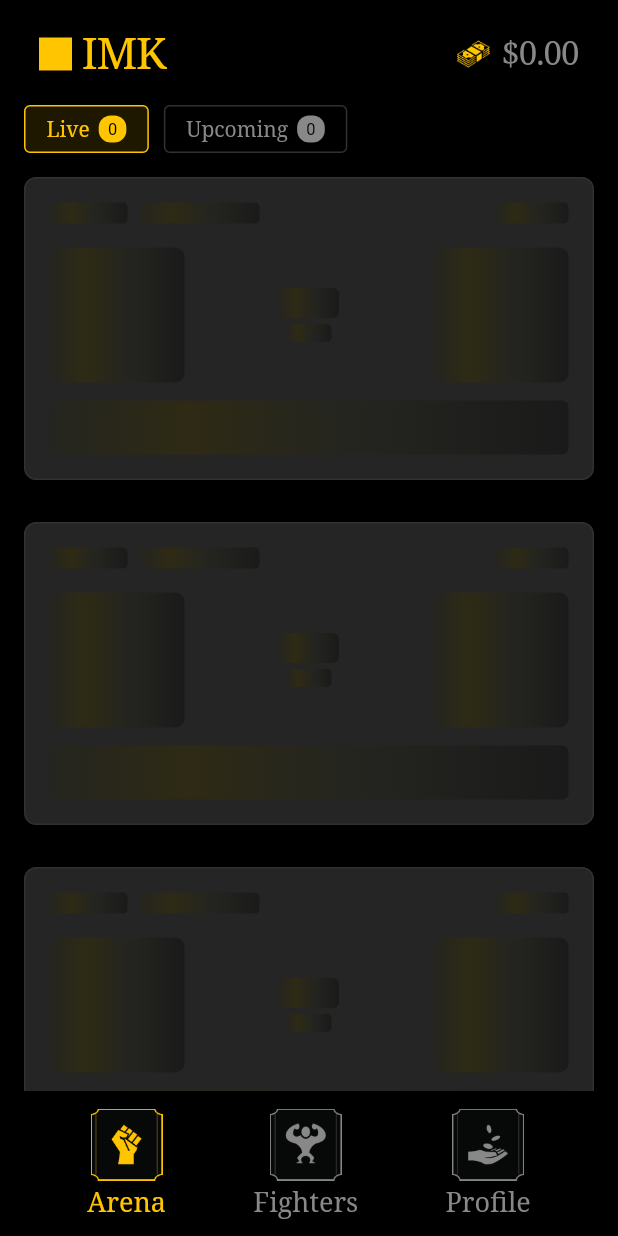
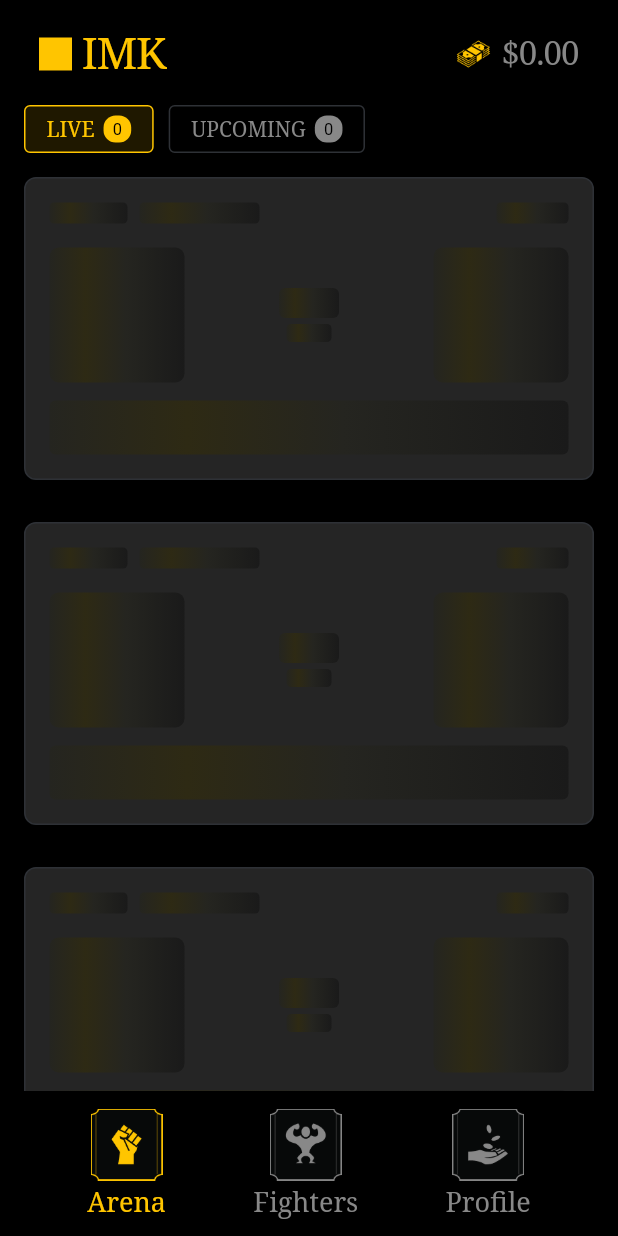
Before and after one commit to 0xniceguys/imk-backend, a Flutter app: the ArenaListScreen widget shown alone on an empty page, opened directly with empty values, on a phone screen of 412 x 824 dp. Run offline on Flutter 3.47's test engine with Material 3 defaults, Android fonts, the phone set to English and light mode, and no system bars; our stand-ins replace app_links, flutter_riverpod, shared_preferences, video_player; missing offline and left inert: pinenacl, privy_flutter; accounts and stored records are empty; network calls fail.

Commit message:
feat: swipe tabs on arena screen + wallet bug fixes (price, withdraw, deep link) + withdraw fee estimate

```diff
--- a/streaming/flutter_app/lib/screens/arena_list_screen.dart
+++ b/streaming/flutter_app/lib/screens/arena_list_screen.dart
@@ -19,117 +19,169 @@ class ArenaListScreen extends ConsumerStatefulWidget {
 }
 
 class _ArenaListScreenState extends ConsumerState<ArenaListScreen> {
-  // 0 = Live, 1 = Upcoming. Starts on Live — switches to Upcoming if no live.
+  late final PageController _pageCtrl;
   int _tab = 0;
   bool _tabInitialized = false;
+
+  @override
+  void initState() {
+    super.initState();
+    _pageCtrl = PageController();
+  }
+
+  @override
+  void dispose() {
+    _pageCtrl.dispose();
+    super.dispose();
+  }
+
+  void _goToTab(int index) {
+    setState(() => _tab = index);
+    _pageCtrl.animateToPage(
+      index,
+      duration: const Duration(milliseconds: 300),
+      curve: Curves.easeOutCubic,
+    );
+  }
 
   @override
   Widget build(BuildContext context) {
     final allMatches = ref.watch(matchProvider);
     final live = allMatches.where((m) => m.status == MatchStatus.live).toList();
-    final upcoming = allMatches
-        .where((m) => m.status == MatchStatus.upcoming)
-        .toList();
+    final upcoming = allMatches.where((m) => m.status == MatchStatus.upcoming).toList();
 
-    // Set initial tab based on data (only once)
+    // Auto-select Upcoming if no live matches (only once)
     if (!_tabInitialized && allMatches.isNotEmpty) {
       _tabInitialized = true;
-      WidgetsBinding.instance.addPostFrameCallback((_) {
-        if (mounted) setState(() => _tab = live.isNotEmpty ? 0 : 1);
-      });
+      if (live.isEmpty && _tab == 0) {
+        WidgetsBinding.instance.addPostFrameCallback((_) {
+          if (mounted) _goToTab(1);
+        });
+      }
     }
-
-    final filtered = _tab == 0 ? live : upcoming;
 
     return AppShell(
       activeTab: NavTab.arena,
-      scrollable: true,
+      scrollable: false, // each page scrolls independently
       onNavigate: (slug) => widget.onNavigate(routeFor(slug)),
       content: Column(
         crossAxisAlignment: CrossAxisAlignment.start,
         children: [
-          // Tab row
+          // ── Tab chips ──────────────────────────────────────────────────
           Padding(
             padding: const EdgeInsets.symmetric(horizontal: 16),
             child: Row(
               children: [
                 _TabChip(
-                  label: 'Live',
+                  label: 'LIVE',
                   count: live.length,
                   active: _tab == 0,
-                  onTap: () => setState(() => _tab = 0),
+                  onTap: () => _goToTab(0),
                 ),
                 const SizedBox(width: 10),
                 _TabChip(
-                  label: 'Upcoming',
+                  label: 'UPCOMING',
                   count: upcoming.length,
                   active: _tab == 1,
-                  onTap: () => setState(() => _tab = 1),
+                  onTap: () => _goToTab(1),
                 ),
               ],
             ),
           ),
           const SizedBox(height: 16),
-          // Match cards with staggered fade-in
-          for (int i = 0; i < filtered.length; i++) ...[
-            TweenAnimationBuilder<double>(
-              key: ValueKey('${_tab}_${filtered[i].id}'),
-              tween: Tween(begin: 0.0, end: 1.0),
-              duration: Duration(milliseconds: 300 + (i * 80)),
-              curve: Curves.easeOut,
-              builder: (context, value, child) => Opacity(
-                opacity: value,
-                child: Transform.translate(
-                  offset: Offset(0, 12 * (1 - value)),
-                  child: child,
+
+          // ── Swipeable page content ─────────────────────────────────────
+          Expanded(
+            child: PageView(
+              controller: _pageCtrl,
+              physics: const BouncingScrollPhysics(),
+              onPageChanged: (index) => setState(() => _tab = index),
+              children: [
+                _MatchList(
+                  matches: live,
+                  allLoaded: allMatches.isNotEmpty,
+                  emptyLabel: 'No live matches',
+                  onTap: (m) => widget.onNavigate('/live-match/${m.id}'),
                 ),
-              ),
-              child: ArenaCard(
-                match: filtered[i],
-                onTap: () {
-                  final m = filtered[i];
-                  if (m.status == MatchStatus.live) {
-                    widget.onNavigate('/live-match/${m.id}');
-                  } else {
-                    widget.onNavigate('/battle-detail/${m.id}');
-                  }
-                },
-              ),
+                _MatchList(
+                  matches: upcoming,
+                  allLoaded: allMatches.isNotEmpty,
+                  emptyLabel: 'No upcoming matches',
+                  onTap: (m) => widget.onNavigate('/battle-detail/${m.id}'),
+                ),
+              ],
             ),
-            if (i < filtered.length - 1) const SizedBox(height: 28),
-          ],
-          if (filtered.isEmpty && allMatches.isNotEmpty)
-            Padding(
-              padding: const EdgeInsets.symmetric(vertical: 40),
-              child: Center(
-                child: Text(
-                  _tab == 0 ? 'No live matches' : 'No upcoming matches',
-                  style: bodyStyle(size: 16, color: Palette.muted),
-                ),
-              ),
-            ),
-          // Shimmer skeleton while data hasn't loaded yet
-          if (allMatches.isEmpty)
-            for (int i = 0; i < 3; i++) ...[
-              TweenAnimationBuilder<double>(
-                key: ValueKey('skeleton_$i'),
-                tween: Tween(begin: 0.0, end: 1.0),
-                duration: Duration(milliseconds: 300 + (i * 100)),
-                curve: Curves.easeOut,
-                builder: (context, value, child) => Opacity(
-                  opacity: value,
-                  child: child,
-                ),
-                child: const ArenaCardSkeleton(),
-              ),
-              const SizedBox(height: 28),
-            ],
-          const SizedBox(height: 20),
+          ),
         ],
       ),
     );
   }
 }
+
+// ── Scrollable list for one page ───────────────────────────────────────────────
+
+class _MatchList extends StatelessWidget {
+  const _MatchList({
+    required this.matches,
+    required this.allLoaded,
+    required this.emptyLabel,
+    required this.onTap,
+  });
+
+  final List<Match> matches;
+  final bool allLoaded;
+  final String emptyLabel;
+  final void Function(Match) onTap;
+
+  @override
+  Widget build(BuildContext context) {
+    // Still loading
+    if (!allLoaded) {
+      return ListView.separated(
+        padding: const EdgeInsets.fromLTRB(0, 0, 0, 20),
+        itemCount: 3,
+        separatorBuilder: (context, i) => const SizedBox(height: 28),
+        itemBuilder: (_, i) => TweenAnimationBuilder<double>(
+          key: ValueKey('skeleton_$i'),
+          tween: Tween(begin: 0.0, end: 1.0),
+          duration: Duration(milliseconds: 300 + i * 100),
+          curve: Curves.easeOut,
+          builder: (context, v, child) => Opacity(opacity: v, child: child),
+          child: const ArenaCardSkeleton(),
+        ),
+      );
+    }
+
+    // Empty state
+    if (matches.isEmpty) {
+      return Center(
+        child: Text(emptyLabel, style: bodyStyle(size: 16, color: Palette.muted)),
+      );
+    }
+
+    return ListView.separated(
+      padding: const EdgeInsets.fromLTRB(0, 0, 0, 20),
+      itemCount: matches.length,
+      separatorBuilder: (context, idx) => const SizedBox(height: 28),
+      itemBuilder: (_, i) => TweenAnimationBuilder<double>(
+        key: ValueKey(matches[i].id),
+        tween: Tween(begin: 0.0, end: 1.0),
+        duration: Duration(milliseconds: 300 + i * 80),
+        curve: Curves.easeOut,
+        builder: (context, v, child) => Opacity(
+          opacity: v,
+          child: Transform.translate(offset: Offset(0, 12 * (1 - v)), child: child),
+        ),
+        child: ArenaCard(
+          match: matches[i],
+          onTap: () => onTap(matches[i]),
+        ),
+      ),
+    );
+  }
+}
+
+// ── Tab chip ────────────────────────────────────────────────────────────────────
 
 class _TabChip extends StatelessWidget {
   const _TabChip({
@@ -154,37 +206,27 @@ class _TabChip extends StatelessWidget {
         curve: Curves.easeOut,
         padding: const EdgeInsets.symmetric(horizontal: 14, vertical: 6),
         decoration: BoxDecoration(
-          border: Border.all(
-              color: active ? Palette.gold : Palette.border),
+          border: Border.all(color: active ? Palette.gold : Palette.border),
           borderRadius: BorderRadius.circular(4),
-          color: active
-              ? Palette.gold.withValues(alpha: 0.12)
-              : Colors.transparent,
+          color: active ? Palette.gold.withValues(alpha: 0.12) : Colors.transparent,
         ),
         child: Row(
           mainAxisSize: MainAxisSize.min,
           children: [
             AnimatedDefaultTextStyle(
               duration: const Duration(milliseconds: 200),
-              style: displayStyle(
-                size: 14,
-                color: active ? Palette.gold : Palette.muted,
-              ),
+              style: displayStyle(size: 14, color: active ? Palette.gold : Palette.muted),
               child: Text(label),
             ),
             const SizedBox(width: 6),
             AnimatedContainer(
               duration: const Duration(milliseconds: 200),
-              padding:
-                  const EdgeInsets.symmetric(horizontal: 6, vertical: 1),
+              padding: const EdgeInsets.symmetric(horizontal: 6, vertical: 1),
               decoration: BoxDecoration(
                 color: active ? Palette.gold : Palette.muted,
                 borderRadius: BorderRadius.circular(8),
               ),
-              child: Text(
-                '$count',
-                style: bodyStyle(size: 11, color: Palette.black),
-              ),
+              child: Text('$count', style: bodyStyle(size: 11, color: Palette.black)),
             ),
           ],
         ),
```
